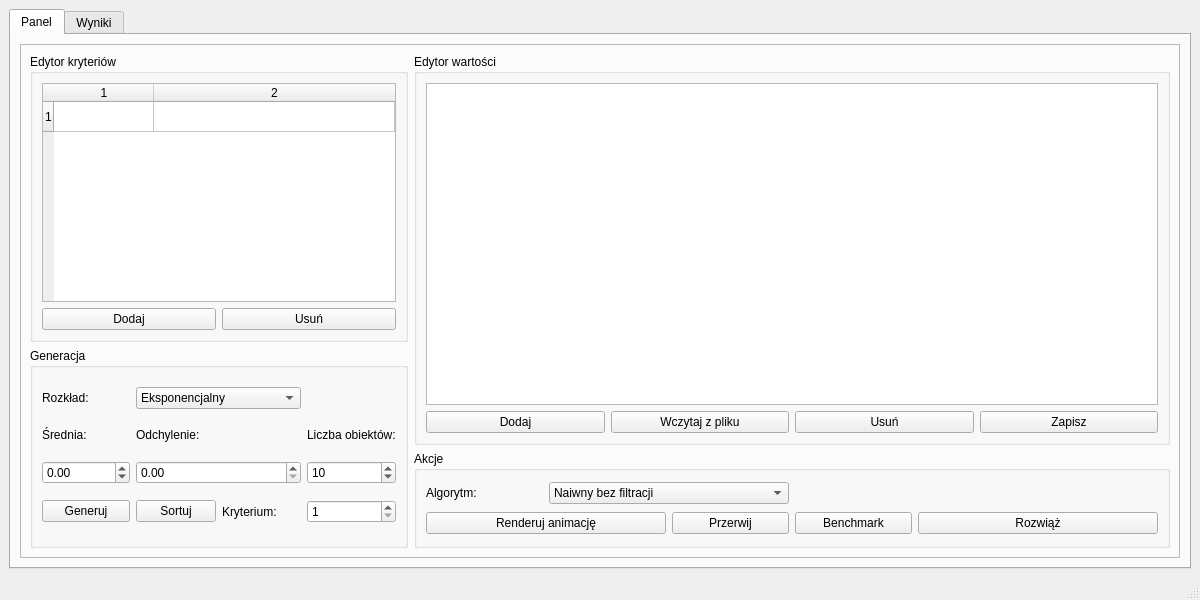
Before: the Qt Designer form lab1/OW_GUI/form.ui in Julnowak/Optymalizacja-wielokryterialna, drawn with Qt 5.
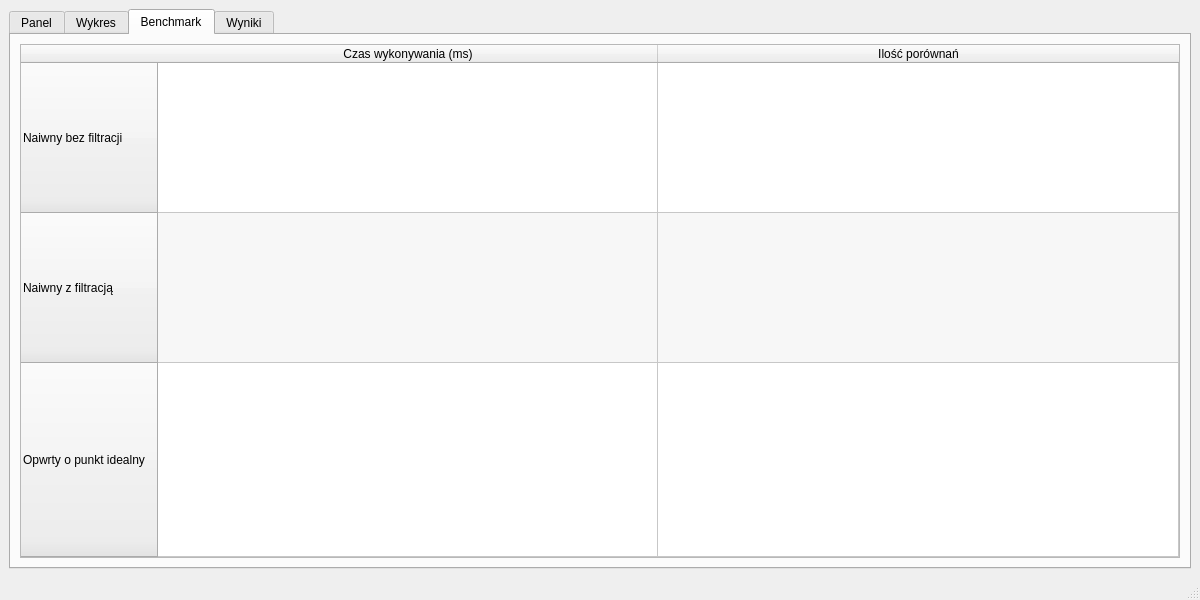
After: the same form once the commit is applied. Custom widgets are drawn as their Qt base class.

```diff
--- a/lab1/OW_GUI/form.ui
+++ b/lab1/OW_GUI/form.ui
@@ -18,7 +18,7 @@
     <item row="0" column="0">
      <widget class="QTabWidget" name="box">
       <property name="currentIndex">
-       <number>0</number>
+       <number>2</number>
       </property>
       <widget class="QWidget" name="tab_3">
        <attribute name="title">
@@ -252,42 +252,55 @@
               <string>Akcje</string>
              </property>
              <layout class="QGridLayout" name="gridLayout_3">
-              <item row="2" column="0" colspan="2">
+              <item row="2" column="5">
+               <widget class="QPushButton" name="benchmark_btn">
+                <property name="text">
+                 <string>Benchmark</string>
+                </property>
+               </widget>
+              </item>
+              <item row="2" column="4">
                <widget class="QPushButton" name="animation_btn">
                 <property name="text">
                  <string>Renderuj animację</string>
                 </property>
                </widget>
               </item>
-              <item row="0" column="0">
-               <widget class="QLabel" name="label">
-                <property name="text">
-                 <string>Algorytm:</string>
-                </property>
-               </widget>
-              </item>
-              <item row="2" column="4" colspan="2">
+              <item row="2" column="6" colspan="2">
                <widget class="QPushButton" name="start_btn">
                 <property name="text">
                  <string>Rozwiąż</string>
                 </property>
                </widget>
               </item>
-              <item row="2" column="2">
+              <item row="2" column="0" colspan="3">
+               <spacer name="horizontalSpacer">
+                <property name="orientation">
+                 <enum>Qt::Horizontal</enum>
+                </property>
+                <property name="sizeHint" stdset="0">
+                 <size>
+                  <width>40</width>
+                  <height>20</height>
+                 </size>
+                </property>
+               </spacer>
+              </item>
+              <item row="0" column="0">
+               <widget class="QLabel" name="label">
+                <property name="text">
+                 <string>Algorytm:</string>
+                </property>
+               </widget>
+              </item>
+              <item row="2" column="3">
                <widget class="QPushButton" name="stop_btn">
                 <property name="text">
                  <string>Przerwij</string>
                 </property>
                </widget>
               </item>
-              <item row="2" column="3">
-               <widget class="QPushButton" name="benchmark_btn">
-                <property name="text">
-                 <string>Benchmark</string>
-                </property>
-               </widget>
-              </item>
-              <item row="0" column="1" colspan="2">
+              <item row="0" column="1" colspan="3">
                <widget class="QComboBox" name="algorithm_select">
                 <item>
                  <property name="text">
@@ -343,7 +356,28 @@
                 </property>
                </widget>
               </item>
-              <item row="0" column="0" colspan="4">
+              <item row="1" column="0">
+               <widget class="QPushButton" name="addVal_btn">
+                <property name="text">
+                 <string>Dodaj</string>
+                </property>
+               </widget>
+              </item>
+              <item row="1" column="2">
+               <widget class="QPushButton" name="deleteVal_btn">
+                <property name="text">
+                 <string>Usuń</string>
+                </property>
+               </widget>
+              </item>
+              <item row="1" column="4">
+               <widget class="QLabel" name="info_lab">
+                <property name="text">
+                 <string>TextLabel</string>
+                </property>
+               </widget>
+              </item>
+              <item row="0" column="0" colspan="5">
                <widget class="QTableWidget" name="valuesTable"/>
               </item>
              </layout>
@@ -356,7 +390,7 @@
       </widget>
       <widget class="QWidget" name="tab_4">
        <attribute name="title">
-        <string>Wyniki</string>
+        <string>Wykres</string>
        </attribute>
        <layout class="QGridLayout" name="gridLayout_8">
         <item row="0" column="0">
@@ -364,6 +398,85 @@
         </item>
        </layout>
       </widget>
+      <widget class="QWidget" name="tab">
+       <attribute name="title">
+        <string>Benchmark</string>
+       </attribute>
+       <layout class="QGridLayout" name="gridLayout_9">
+        <item row="0" column="0">
+         <widget class="QTableWidget" name="benchmark_table">
+          <property name="sizeAdjustPolicy">
+           <enum>QAbstractScrollArea::AdjustToContents</enum>
+          </property>
+          <property name="alternatingRowColors">
+           <bool>true</bool>
+          </property>
+          <attribute name="horizontalHeaderCascadingSectionResizes">
+           <bool>false</bool>
+          </attribute>
+          <attribute name="horizontalHeaderMinimumSectionSize">
+           <number>100</number>
+          </attribute>
+          <attribute name="horizontalHeaderDefaultSectionSize">
+           <number>500</number>
+          </attribute>
+          <attribute name="horizontalHeaderShowSortIndicator" stdset="0">
+           <bool>false</bool>
+          </attribute>
+          <attribute name="horizontalHeaderStretchLastSection">
+           <bool>true</bool>
+          </attribute>
+          <attribute name="verticalHeaderMinimumSectionSize">
+           <number>100</number>
+          </attribute>
+          <attribute name="verticalHeaderDefaultSectionSize">
+           <number>150</number>
+          </attribute>
+          <attribute name="verticalHeaderShowSortIndicator" stdset="0">
+           <bool>true</bool>
+          </attribute>
+          <attribute name="verticalHeaderStretchLastSection">
+           <bool>true</bool>
+          </attribute>
+          <row>
+           <property name="text">
+            <string>Naiwny bez filtracji</string>
+           </property>
+          </row>
+          <row>
+           <property name="text">
+            <string>Naiwny z filtracją</string>
+           </property>
+          </row>
+          <row>
+           <property name="text">
+            <string>Opwrty o punkt idealny</string>
+           </property>
+          </row>
+          <column>
+           <property name="text">
+            <string>Czas wykonywania (ms)</string>
+           </property>
+          </column>
+          <column>
+           <property name="text">
+            <string>Ilość porównań</string>
+           </property>
+          </column>
+          <item row="0" column="0">
+           <property name="textAlignment">
+            <set>AlignCenter</set>
+           </property>
+          </item>
+         </widget>
+        </item>
+       </layout>
+      </widget>
+      <widget class="QWidget" name="tab_2">
+       <attribute name="title">
+        <string>Wyniki</string>
+       </attribute>
+      </widget>
      </widget>
     </item>
    </layout>
```
Left out of the diff: 14 changed lines with no effect on the pictures.
